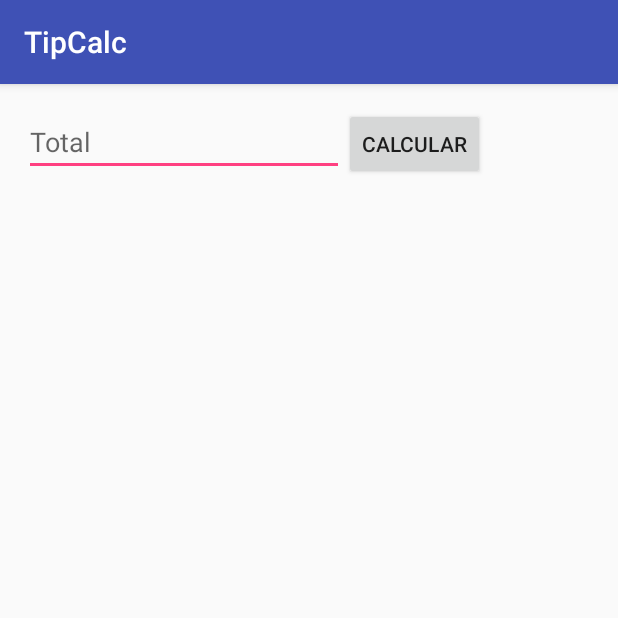
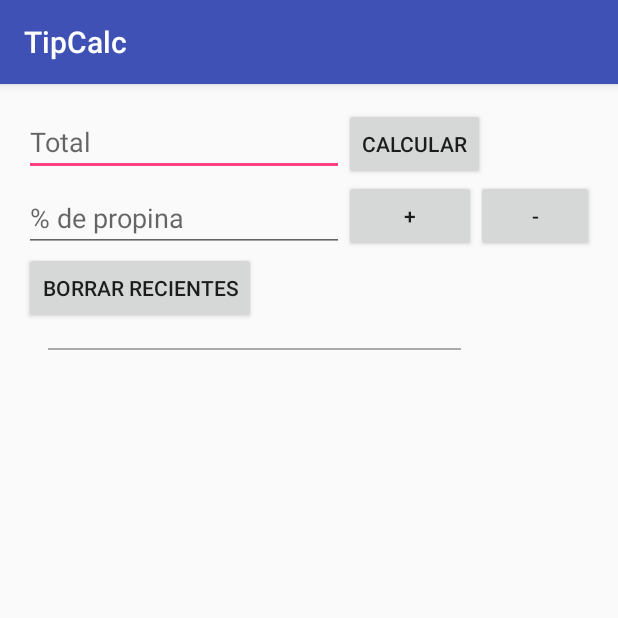
Before and after one commit to diegusweb/TipCalcDelete, an Android app: the screen it shows after launch (MainActivity), on a phone screen of 412 x 824 dp, the top half of it. Run offline under Robolectric (Android 15) with nearby library versions, the phone set to English and light mode, and no system bars.

Commit message:
finish ui sample

```diff
--- a/app/src/main/res/layout/content_tip.xml
+++ b/app/src/main/res/layout/content_tip.xml
@@ -24,5 +24,67 @@
         android:layout_toRightOf="@+id/inputBill"
         android:layout_toEndOf="@+id/inputBill"/>
 
+    <EditText
+        android:layout_width="wrap_content"
+        android:layout_height="wrap_content"
+        android:inputType="numberDecimal"
+        android:hint="@string/main.hint.percentage"
+        android:ems="10"
+        android:id="@+id/inputPercentage"
+        android:layout_alignBottom="@+id/btnIncrease"
+        android:layout_toStartOf="@+id/btnIncrease"
+        android:layout_toLeftOf="@+id/btnIncrease"/>
+
+    <Button
+        android:layout_width="wrap_content"
+        android:layout_height="wrap_content"
+        android:text="@string/main.button.increase"
+        android:id="@+id/btnIncrease"
+        android:layout_alignLeft="@id/btnSubmit"
+        android:layout_below="@id/btnSubmit"
+        android:layout_alignStart="@id/btnSubmit"/>
+
+    <Button
+        android:layout_width="wrap_content"
+        android:layout_height="wrap_content"
+        android:text="@string/main.button.decrease"
+        android:id="@+id/btnDecrease"
+        android:layout_alignTop="@id/btnIncrease"
+        android:layout_toRightOf="@id/btnIncrease"
+        android:layout_toEndOf="@id/btnIncrease"/>
+
+
+    <Button
+        android:layout_width="wrap_content"
+        android:layout_height="wrap_content"
+        android:text="@string/main.button.clear"
+        android:id="@+id/btnClear"
+        android:layout_below= "@id/inputPercentage"
+        android:layout_alignParentLeft="true"
+        android:layout_alignParentStart="true"/>
+
+    <View
+        android:layout_width="wrap_content"
+        android:layout_height="1dp"
+        android:layout_margin="@dimen/activity_horizontal_margin"
+        android:background="@android:color/darker_gray"
+        android:id="@+id/separator"
+        android:layout_below="@id/btnClear"
+        android:layout_alignStart="@id/btnClear"
+        android:layout_alignEnd="@id/btnSubmit"
+        android:layout_alignLeft="@id/btnClear"
+        android:layout_alignRight="@id/btnSubmit"/>
+
+    <TextView
+        android:layout_width="wrap_content"
+        android:layout_height="wrap_content"
+        android:layout_marginBottom="@dimen/activity_horizontal_margin"
+        android:textAppearance="?android:attr/textAppearanceLarge"
+        android:id="@+id/txtRip"
+        android:layout_below="@+id/separator"
+        android:visibility="gone"
+        android:layout_alignParentLeft="true"
+        android:layout_alignParentStart="true"/>
+
 
 </RelativeLayout>
```
